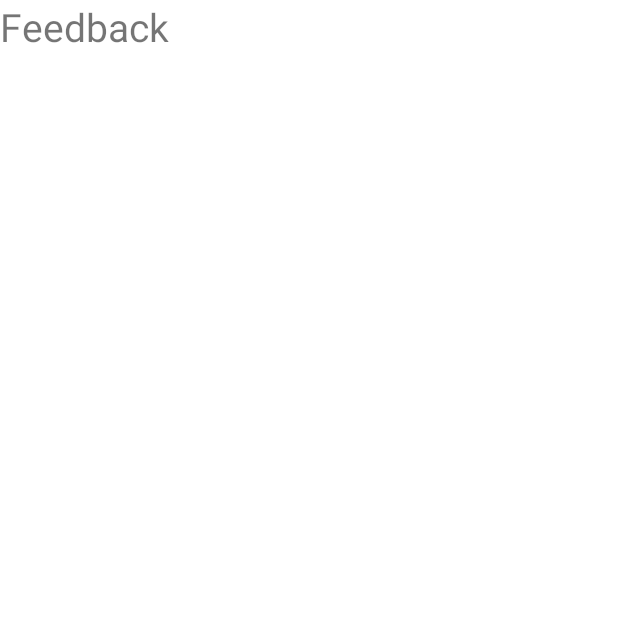
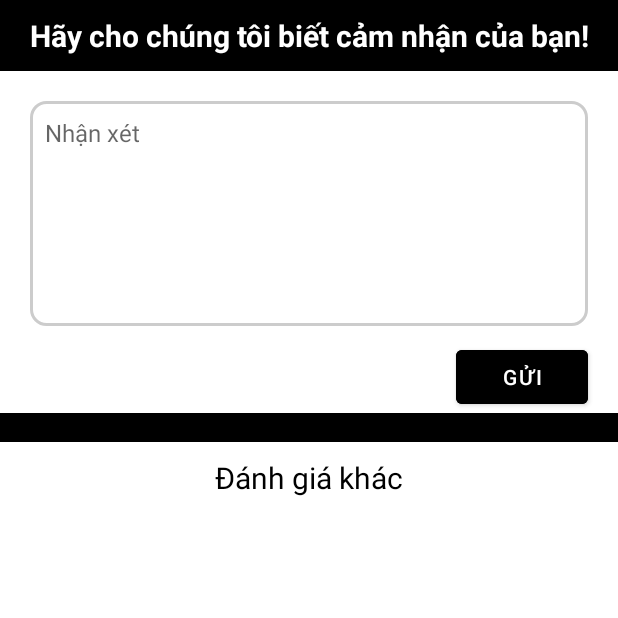
Before and after one commit to hiutinn/FA22_PRO1121_CP17305_Nhom4_GoiDi_Client, an Android app: the fragment FeedbackFragment shown on its own in the app's theme, on a phone screen of 412 x 824 dp, the top half of it. Run offline under Robolectric (Android 15) with nearby library versions, the phone set to English and light mode, and no system bars.

Commit message:
Hieu - Giao dien feedback

```diff
--- a/app/src/main/java/hieuntph22081/fpoly/goidiclient/fragment/FeedbackFragment.java
+++ b/app/src/main/java/hieuntph22081/fpoly/goidiclient/fragment/FeedbackFragment.java
@@ -2,59 +2,37 @@ package hieuntph22081.fpoly.goidiclient.fragment;
 
 import android.os.Bundle;
 
+import androidx.annotation.NonNull;
+import androidx.annotation.Nullable;
 import androidx.fragment.app.Fragment;
+import androidx.recyclerview.widget.RecyclerView;
 
 import android.view.LayoutInflater;
 import android.view.View;
 import android.view.ViewGroup;
+import android.widget.Button;
+import android.widget.EditText;
+
+import java.util.List;
 
 import hieuntph22081.fpoly.goidiclient.R;
+import hieuntph22081.fpoly.goidiclient.adapter.FeedbackAdapter;
+import hieuntph22081.fpoly.goidiclient.model.FeedBack;
 
-/**
- * A simple {@link Fragment} subclass.
- * Use the {@link FeedbackFragment#newInstance} factory method to
- * create an instance of this fragment.
- */
 public class FeedbackFragment extends Fragment {
-
-    // TODO: Rename parameter arguments, choose names that match
-    // the fragment initialization parameters, e.g. ARG_ITEM_NUMBER
-    private static final String ARG_PARAM1 = "param1";
-    private static final String ARG_PARAM2 = "param2";
-
-    // TODO: Rename and change types of parameters
-    private String mParam1;
-    private String mParam2;
-
+    RecyclerView recyclerViewFeedback;
+    EditText edtFeedbackContent;
+    Button btnSendFeedback;
+    FeedbackAdapter adapter;
+    List<FeedBack> feedBacks;
+    // Appearance
     public FeedbackFragment() {
         // Required empty public constructor
-    }
-
-    /**
-     * Use this factory method to create a new instance of
-     * this fragment using the provided parameters.
-     *
-     * @param param1 Parameter 1.
-     * @param param2 Parameter 2.
-     * @return A new instance of fragment FeedbackFragment.
-     */
-    // TODO: Rename and change types and number of parameters
-    public static FeedbackFragment newInstance(String param1, String param2) {
-        FeedbackFragment fragment = new FeedbackFragment();
-        Bundle args = new Bundle();
-        args.putString(ARG_PARAM1, param1);
-        args.putString(ARG_PARAM2, param2);
-        fragment.setArguments(args);
-        return fragment;
     }
 
     @Override
     public void onCreate(Bundle savedInstanceState) {
         super.onCreate(savedInstanceState);
-        if (getArguments() != null) {
-            mParam1 = getArguments().getString(ARG_PARAM1);
-            mParam2 = getArguments().getString(ARG_PARAM2);
-        }
     }
 
     @Override
@@ -63,4 +41,14 @@ public class FeedbackFragment extends Fragment {
         // Inflate the layout for this fragment
         return inflater.inflate(R.layout.fragment_feedback, container, false);
     }
+
+    @Override
+    public void onViewCreated(@NonNull View view, @Nullable Bundle savedInstanceState) {
+        super.onViewCreated(view, savedInstanceState);
+        recyclerViewFeedback = view.findViewById(R.id.recyclerViewFeedback);
+        edtFeedbackContent = view.findViewById(R.id.edtFeedbackContent);
+        btnSendFeedback = view.findViewById(R.id.btnSendFeedback);
+
+
+    }
 }
--- a/app/src/main/res/layout/fragment_feedback.xml
+++ b/app/src/main/res/layout/fragment_feedback.xml
@@ -1,14 +1,67 @@
 <?xml version="1.0" encoding="utf-8"?>
-<FrameLayout xmlns:android="http://schemas.android.com/apk/res/android"
+<RelativeLayout xmlns:android="http://schemas.android.com/apk/res/android"
     xmlns:tools="http://schemas.android.com/tools"
     android:layout_width="match_parent"
     android:layout_height="match_parent"
     tools:context=".fragment.FeedbackFragment">
 
-    <!-- TODO: Update blank fragment layout -->
     <TextView
+        android:id="@+id/title"
+        android:text="Hãy cho chúng tôi biết cảm nhận của bạn!"
+        android:gravity="center_horizontal"
+        android:textSize="20sp"
+        android:textColor="@color/white"
+        android:background="@color/black"
+        android:textStyle="bold"
+        android:layout_marginBottom="20dp"
+        android:padding="10dp"
         android:layout_width="match_parent"
-        android:layout_height="match_parent"
-        android:text="Feedback"
-        android:textSize="26sp"/>
-</FrameLayout>
+        android:layout_height="wrap_content"/>
+
+    <EditText
+        android:id="@+id/edtFeedbackContent"
+        android:layout_width="match_parent"
+        android:layout_height="150dp"
+        android:layout_below="@+id/title"
+        android:layout_marginHorizontal="20dp"
+        android:layout_marginBottom="10dp"
+        android:background="@drawable/background_corner20_bordergray"
+        android:gravity="top"
+        android:hint="Nhận xét"
+        android:padding="10dp"
+        android:textSize="16sp" />
+
+    <Button
+        android:id="@+id/btnSendFeedback"
+        android:layout_width="wrap_content"
+        android:layout_height="wrap_content"
+        android:layout_below="@id/edtFeedbackContent"
+        android:layout_alignParentEnd="true"
+        android:layout_marginEnd="20dp"
+        android:text="Gửi"
+        android:backgroundTint="@color/black"/>
+
+    <TextView
+        android:id="@+id/line"
+        android:layout_width="match_parent"
+        android:layout_height="wrap_content"
+        android:background="@color/black"
+        android:layout_below="@+id/btnSendFeedback"/>
+    <TextView
+        android:id="@+id/title2"
+        android:layout_width="wrap_content"
+        android:layout_height="wrap_content"
+        android:text="Đánh giá khác"
+        android:layout_below="@+id/line"
+        android:layout_centerHorizontal="true"
+        android:textSize="20sp"
+        android:textColor="@color/black"
+        android:layout_marginTop="10dp"/>
+
+    <androidx.recyclerview.widget.RecyclerView
+        android:id="@+id/recyclerViewFeedback"
+        android:layout_width="match_parent"
+        android:layout_height="wrap_content"
+        android:layout_below="@+id/title2"
+        android:layout_marginTop="5dp" />
+</RelativeLayout>
```
Also changed, not shown: app/src/main/java/hieuntph22081/fpoly/goidiclient/adapter/FeedbackAdapter.java (added, +48 -0 lines), app/src/main/res/layout/item_feedback.xml (added, +40 -0 lines).
